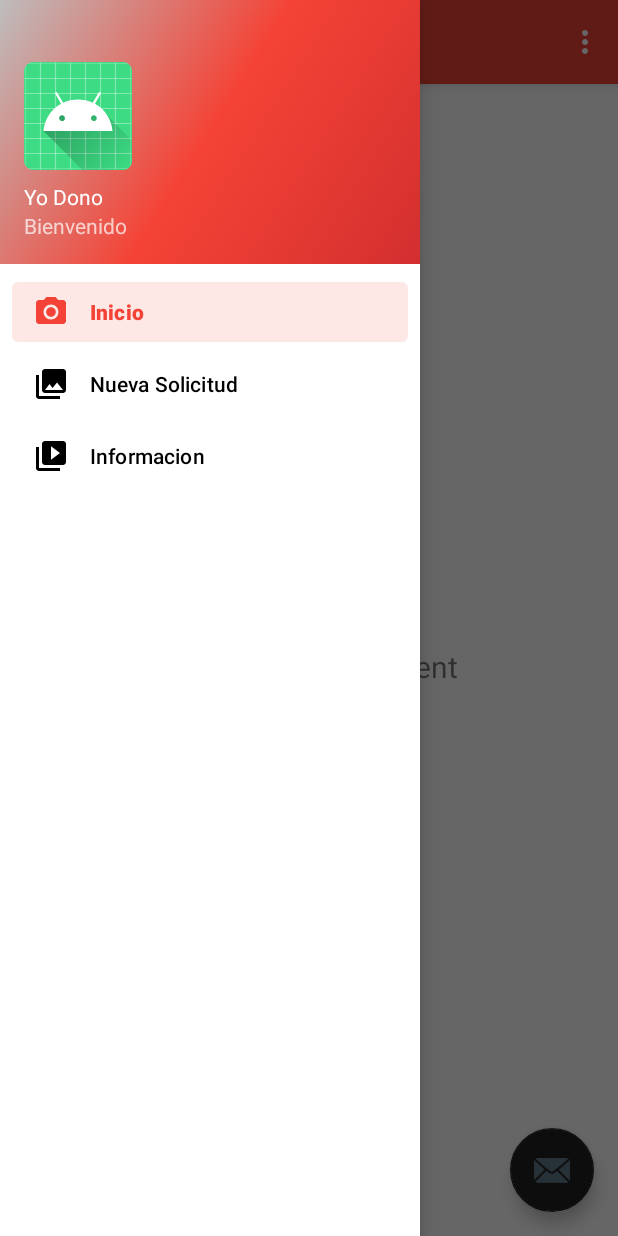
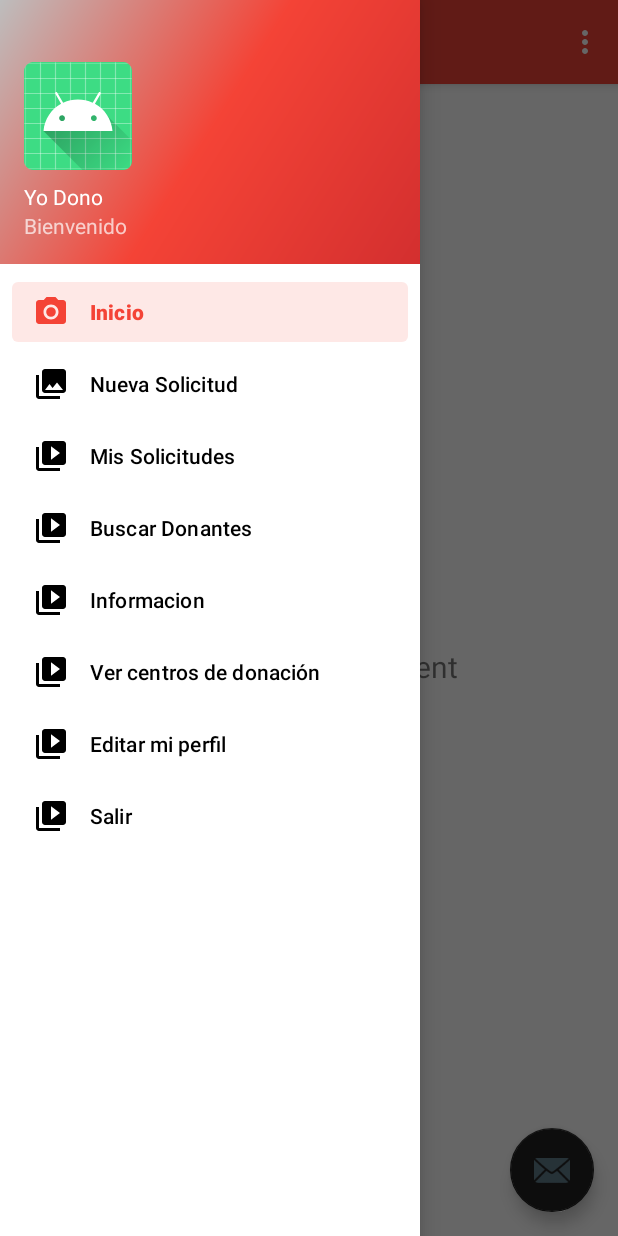
Before and after one commit to Shadowpride/YoDono, an Android app: the screen it shows after launch (MainActivity), with the side drawer open, on a phone screen of 412 x 824 dp. Run offline under Robolectric (Android 15) with nearby library versions, the phone set to English and light mode, and no system bars; our stand-ins replace navigation-ui.

Commit message:
Update activity_main_drawer.xml

```diff
--- a/app/src/main/res/menu/activity_main_drawer.xml
+++ b/app/src/main/res/menu/activity_main_drawer.xml
@@ -15,6 +15,32 @@
         <item
             android:id="@+id/nav_slideshow"
             android:icon="@drawable/ic_menu_slideshow"
-            android:title="@string/menu_slideshow" />
+            android:title="Mis Solicitudes"
+            tools:ignore="DuplicateIds" />
+        <item
+            android:id="@+id/nav_slideshow"
+            android:icon="@drawable/ic_menu_slideshow"
+            android:title="Buscar Donantes"
+            tools:ignore="DuplicateIds" />
+        <item
+            android:id="@+id/nav_slideshow"
+            android:icon="@drawable/ic_menu_slideshow"
+            android:title="@string/menu_slideshow"
+            tools:ignore="DuplicateIds" />
+        <item
+            android:id="@+id/nav_slideshow"
+            android:icon="@drawable/ic_menu_slideshow"
+            android:title="Ver centros de donación"
+            tools:ignore="DuplicateIds" />
+        <item
+            android:id="@+id/nav_slideshow"
+            android:icon="@drawable/ic_menu_slideshow"
+            android:title="Editar mi perfil"
+            tools:ignore="DuplicateIds" />
+        <item
+            android:id="@+id/nav_slideshow"
+            android:icon="@drawable/ic_menu_slideshow"
+            android:title="Salir"
+            tools:ignore="DuplicateIds" />
     </group>
 </menu>
```
